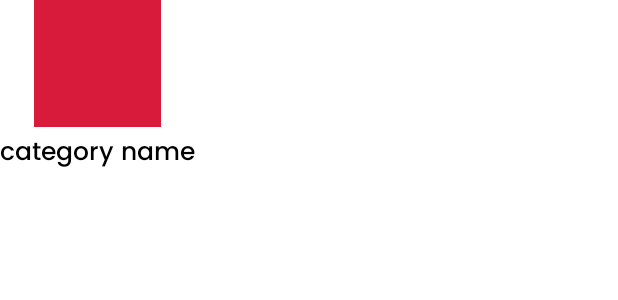
After one commit to chanukaHub/foody, an Android app: the layout category_items.xml on its own in the app's theme, with its tools: preview values and no code run, on a phone screen of 412 x 824 dp. The commit adds this screen. Shown: the top 300 px of the screen. Run offline under Robolectric (Android 15) with nearby library versions, the phone set to English and light mode, and no system bars.

Commit message:
finished loading category list

```diff
--- a/app/src/main/java/com/chanuwa/foody/retrofit/MealApi.kt
+++ b/app/src/main/java/com/chanuwa/foody/retrofit/MealApi.kt
@@ -1,6 +1,7 @@
 package com.chanuwa.foody.retrofit
 
 import com.chanuwa.foody.models.CategoryListModel
+import com.chanuwa.foody.models.MealsByCategoryListModel
 import com.chanuwa.foody.models.MealListModel
 import retrofit2.Call
 import retrofit2.http.GET
@@ -15,5 +16,8 @@ interface MealApi {
     fun getMealDetails(@Query("i") id:String):Call<MealListModel>
 
     @GET("filter.php?")
-    fun getPopularItems(@Query("c") categoryName:String): Call<CategoryListModel>
+    fun getPopularItems(@Query("c") categoryName:String): Call<MealsByCategoryListModel>
+
+    @GET("categories.php")
+    fun getCategories(): Call<CategoryListModel>
 }
--- /dev/null
+++ b/app/src/main/res/layout/category_items.xml
@@ -0,0 +1,30 @@
+<?xml version="1.0" encoding="utf-8"?>
+<androidx.constraintlayout.widget.ConstraintLayout xmlns:android="http://schemas.android.com/apk/res/android"
+    android:layout_width="wrap_content"
+    android:layout_height="wrap_content"
+    xmlns:app="http://schemas.android.com/apk/res-auto">
+
+    <ImageView
+        android:id="@+id/img_category"
+        android:layout_width="@dimen/_65sdp"
+        android:layout_height="@dimen/_65sdp"
+        app:layout_constraintStart_toStartOf="parent"
+        app:layout_constraintTop_toTopOf="parent"
+        app:layout_constraintEnd_toEndOf="parent"
+        android:scaleType="fitCenter"
+        android:src="@color/accent"/>
+
+    <TextView
+        android:id="@+id/tv_category_name"
+        android:layout_width="wrap_content"
+        android:layout_height="wrap_content"
+        app:layout_constraintStart_toStartOf="parent"
+        app:layout_constraintTop_toBottomOf="@+id/img_category"
+        app:layout_constraintEnd_toEndOf="parent"
+        android:textSize="@dimen/_13ssp"
+        android:text="category name"
+        android:textColor="@color/black"
+        android:fontFamily="@font/myfont"
+        android:layout_marginTop="@dimen/_3sdp"/>
+
+</androidx.constraintlayout.widget.ConstraintLayout>
```
Also changed, not shown: app/src/main/java/com/chanuwa/foody/adapters/CategoriesAdapter.kt (added, +31 -0 lines), app/src/main/java/com/chanuwa/foody/adapters/MostPopularAdapter.kt (+4 -5 lines), app/src/main/java/com/chanuwa/foody/fragments/HomeFragment.kt (+24 -2 lines), app/src/main/java/com/chanuwa/foody/models/CategoryListModel.kt (+11 -9 lines), app/src/main/java/com/chanuwa/foody/models/MealsByCategoryListModel.kt (added, +18 -0 lines), app/src/main/java/com/chanuwa/foody/viewModel/HomeViewModel.kt (+26 -5 lines).
